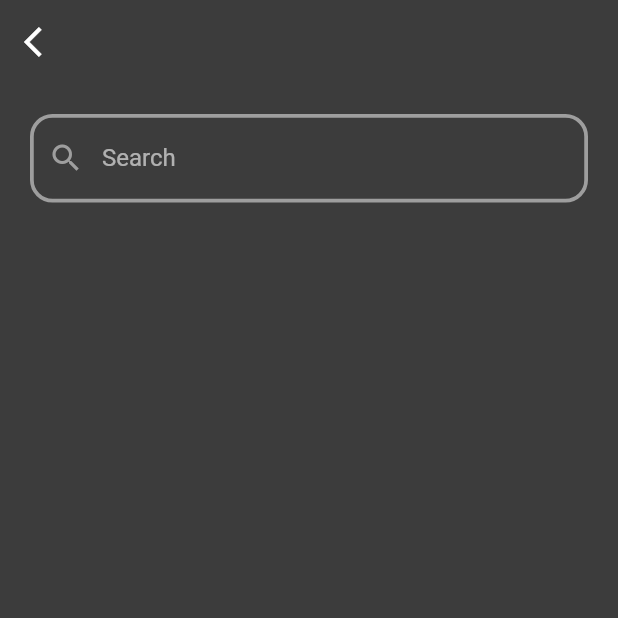
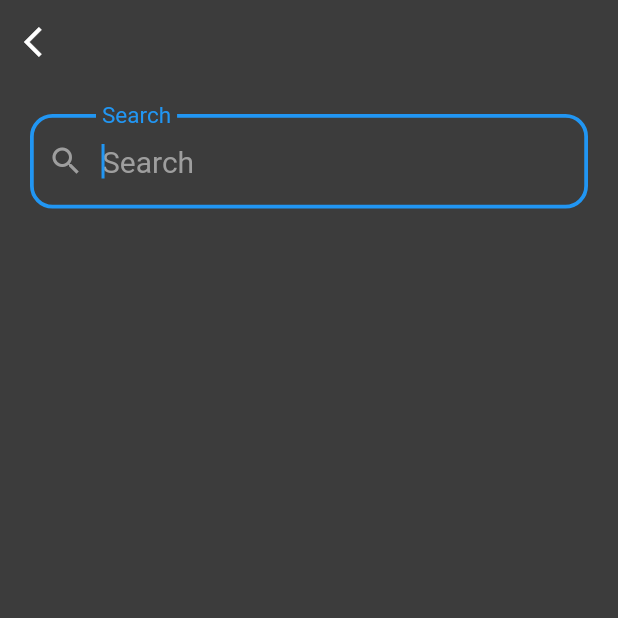
Before and after one commit to Noor-378/what_is_happening_app, a Flutter app: the SearchScreen screen opened directly, on a phone screen of 412 x 824 dp, the top half of it. Run offline on Flutter 3.47's test engine with Material 3 defaults, Android fonts, the phone set to English and light mode, and no system bars; our stand-ins replace animated_splash_screen, dio, flutter_bloc, google_nav_bar, lottie, shared_preferences; accounts and stored records are empty; network calls fail.

Commit message:
fix the colors for the textField

```diff
--- a/lib/modules/search/search_screen.dart
+++ b/lib/modules/search/search_screen.dart
@@ -31,20 +31,17 @@ class SearchScreen extends StatelessWidget {
               children: [
                 Padding(
                   padding: const EdgeInsets.all(20.0),
-                  child: TextFormField(
+                  child: TextField(
+                    style: Theme.of(context).textTheme.labelMedium,
                     focusNode: focusNode,
+                    autofocus: true,
                     controller: searchController,
                     keyboardType: TextInputType.text,
                     cursorColor: Colors.blue,
-                    validator: (value) {
-                      if (value!.isEmpty) {
-                        return "search must not be empty";
-                      } else {
-                        return null;
-                      }
-                    },
+
                     onChanged: (value) {},
                     decoration: InputDecoration(
+
                       hintText: "Search",
                       hintStyle: TextStyle(
                         color: Colors.grey,
@@ -57,15 +54,14 @@ class SearchScreen extends StatelessWidget {
                         context,
                         Colors.blue,
                       ),
-                      prefixIconColor:
-                          focusNode.hasFocus ? Colors.blue : Colors.grey,
+                      prefixIconColor: Colors.blue,
                       labelText: "Search",
                       floatingLabelStyle: TextStyle(
                         color: Colors.blue,
                       ),
                       prefixIcon: Icon(
                         Icons.search,
-                        color: AppCubit.get(context).changeColor(focusNode),
+                        color: Colors.grey,
                       ),
                     ),
                   ),
--- a/lib/shared/cubit/cubit.dart
+++ b/lib/shared/cubit/cubit.dart
@@ -146,9 +146,5 @@ class AppCubit extends Cubit<AppStates> {
           builder: (context) => Widget,
         ),
       );
-      Color changeColor(FocusNode focusNode){
-       return focusNode.hasFocus?Colors.blue : Colors.grey;
 
-
-      }
 }
--- a/lib/shared/styles/dark_theme.dart
+++ b/lib/shared/styles/dark_theme.dart
@@ -4,6 +4,10 @@ ThemeData darkMode = ThemeData(
   useMaterial3: false,
 
   textTheme: TextTheme(
+    labelMedium: TextStyle(
+      color: Colors.white,
+      fontSize: 20,
+    ),
     bodyMedium: TextStyle(
       fontSize: 18,
       color: Colors.white,
--- a/lib/shared/styles/light_theme.dart
+++ b/lib/shared/styles/light_theme.dart
@@ -3,6 +3,10 @@ import 'package:flutter/material.dart';
 ThemeData lightMode = ThemeData(
   useMaterial3: false,
   textTheme: TextTheme(
+    labelMedium: TextStyle(
+      color: Colors.black,
+      fontSize: 20,
+    ),
     bodyMedium: TextStyle(
       fontSize: 18,
       color: Colors.black,
```
